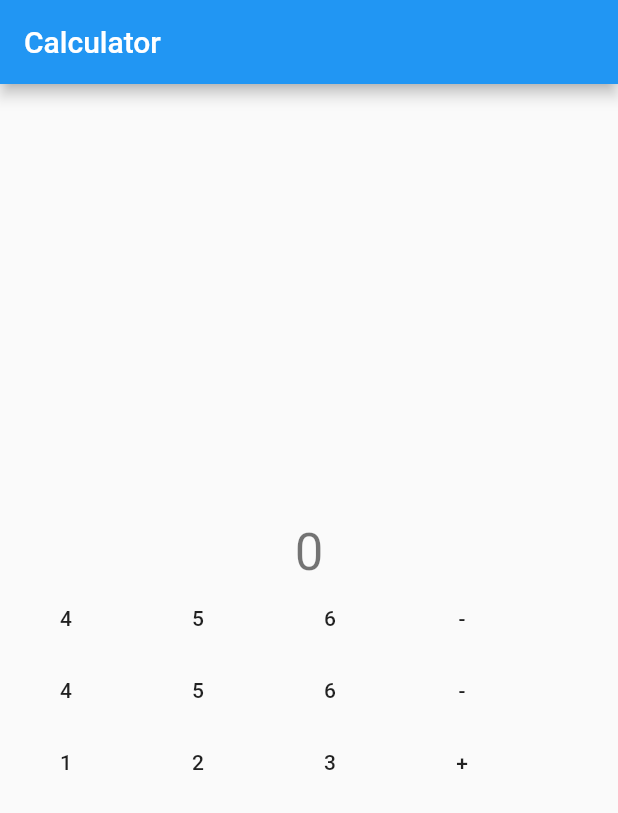
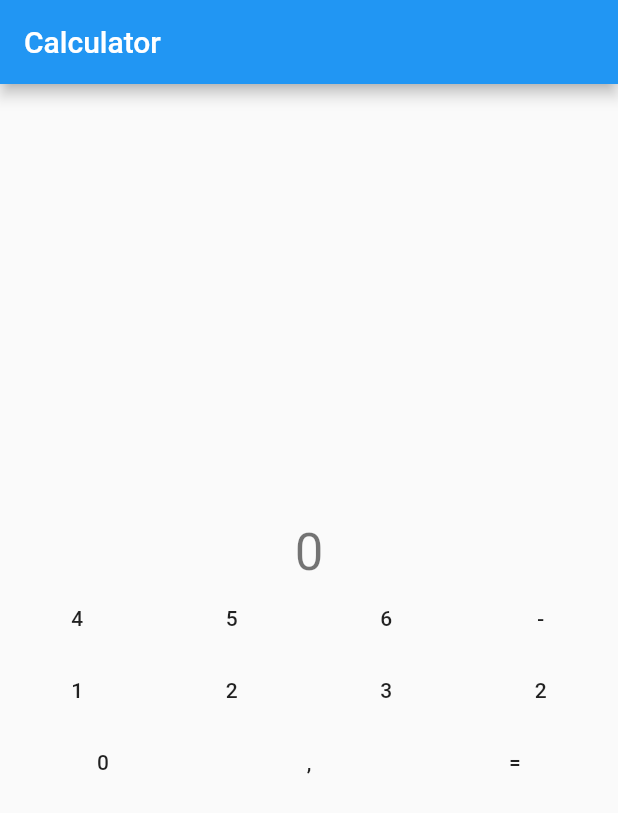
Before and after one commit to adsonpleal/flutter-training, a Flutter app: the screen it shows after launch, on a phone screen of 412 x 824 dp. Shown: the top 813 px of the screen. Run offline on Flutter 3.47's test engine with Material 2 defaults, Android fonts, the phone set to English and light mode, and no system bars.

Commit message:
vai la pinho

```diff
--- a/nu_app/lib/main.dart
+++ b/nu_app/lib/main.dart
@@ -28,13 +28,17 @@ class MyHomePage extends StatefulWidget {
 }
 
 class CalculatorButton extends StatelessWidget {
-  CalculatorButton({this.title});
+  CalculatorButton({@required this.title, this.flex = 1});
 
   final String title;
+  final int flex;
 
   @override
   Widget build(BuildContext context) {
-    return MaterialButton(child: Text(title), onPressed: () {});
+    return Expanded(
+      child: MaterialButton(child: Text(title), onPressed: () {}),
+      flex: flex,
+    );
   }
 }
 
@@ -69,26 +73,25 @@ class _MyHomePageState extends State<MyHomePage> {
             ),
             Row(
               children: [
-                MaterialButton(child: Text('4'), onPressed: _incrementCounter),
-                MaterialButton(child: Text('5'), onPressed: _incrementCounter),
-                MaterialButton(child: Text('6'), onPressed: _incrementCounter),
-                MaterialButton(child: Text('-'), onPressed: _incrementCounter),
+                CalculatorButton(title: '4'),
+                CalculatorButton(title: '5'),
+                CalculatorButton(title: '6'),
+                CalculatorButton(title: '-'),
               ],
             ),
             Row(
               children: [
-                MaterialButton(child: Text('4'), onPressed: _incrementCounter),
-                MaterialButton(child: Text('5'), onPressed: _incrementCounter),
-                MaterialButton(child: Text('6'), onPressed: _incrementCounter),
-                MaterialButton(child: Text('-'), onPressed: _incrementCounter),
+                CalculatorButton(title: '1'),
+                CalculatorButton(title: '2'),
+                CalculatorButton(title: '3'),
+                CalculatorButton(title: '2'),
               ],
             ),
             Row(
               children: [
-                MaterialButton(child: Text('1'), onPressed: _incrementCounter),
-                MaterialButton(child: Text('2'), onPressed: _incrementCounter),
-                MaterialButton(child: Text('3'), onPressed: _incrementCounter),
-                MaterialButton(child: Text('+'), onPressed: _incrementCounter),
+                CalculatorButton(title: '0'),
+                CalculatorButton(title: ','),
+                CalculatorButton(title: '='),
               ],
             ),
           ],
```
